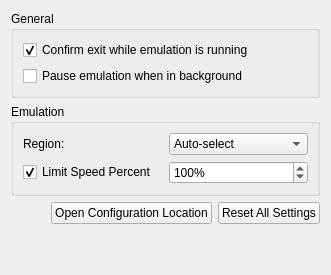
Before: the Qt Designer form src/citra_qt/configuration/configure_general.ui in tbsp/citra-valentin, drawn with Qt 5.
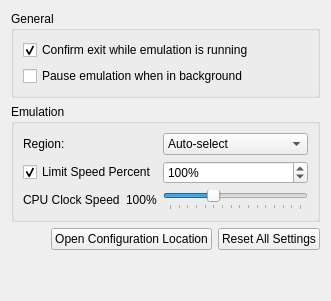
After: the same form once the commit is applied.

Commit message:
Add CPU Clock Frequency slider
This slider affects the number of cycles that the guest cpu emulation
reports that have passed since the last time slice. This option scales
the result returned by a percentage that the user selects. In some games
underclocking the CPU can give a major speedup. Exposing this as an
option will give users something to toy with for performance, while also
potentially enhancing games that experience lag on the real console

What changed in the file:
```diff
--- a/src/citra_qt/configuration/configure_general.ui
+++ b/src/citra_qt/configuration/configure_general.ui
@@ -47,6 +47,22 @@
           </property>
          </widget>
         </item>
+        <item row="1" column="1">
+         <widget class="QSpinBox" name="frame_limit">
+          <property name="suffix">
+           <string>%</string>
+          </property>
+          <property name="minimum">
+           <number>1</number>
+          </property>
+          <property name="maximum">
+           <number>9999</number>
+          </property>
+          <property name="value">
+           <number>100</number>
+          </property>
+         </widget>
+        </item>
         <item row="0" column="1">
          <widget class="QComboBox" name="region_combobox">
           <item>
@@ -101,22 +117,49 @@
           </property>
          </widget>
         </item>
-        <item row="1" column="1">
-         <widget class="QSpinBox" name="frame_limit">
-          <property name="suffix">
-           <string>%</string>
-          </property>
-          <property name="minimum">
-           <number>1</number>
+        <item row="2" column="1">
+         <widget class="QSlider" name="slider_clock_speed">
+          <property name="toolTip">
+           <string>&lt;html&gt;&lt;body&gt;Changes the emulated CPU clock frequency.&lt;br&gt;Underclocking can increase performance but may cause the game to freeze.&lt;br&gt;Overclocking may reduce in game lag but also might cause freezes&lt;/body&gt;&lt;/html&gt;</string>
           </property>
           <property name="maximum">
-           <number>9999</number>
+           <number>75</number>
+          </property>
+          <property name="singleStep">
+           <number>5</number>
+          </property>
+          <property name="pageStep">
+           <number>15</number>
           </property>
           <property name="value">
-           <number>100</number>
+           <number>25</number>
+          </property>
+          <property name="orientation">
+           <enum>Qt::Horizontal</enum>
+          </property>
+          <property name="tickPosition">
+           <enum>QSlider::TicksBelow</enum>
           </property>
          </widget>
         </item>
+        <item row="2" column="0">
+         <layout class="QHBoxLayout" name="horizontalLayout_3">
+          <item>
+           <widget class="QLabel" name="label_2">
+            <property name="text">
+             <string>CPU Clock Speed</string>
+            </property>
+           </widget>
+          </item>
+          <item>
+           <widget class="QLabel" name="clock_display_label">
+            <property name="text">
+             <string>100%</string>
+            </property>
+           </widget>
+          </item>
+         </layout>
+        </item>
        </layout>
       </widget>
      </item>
```
The commit also changes 14 other files.
